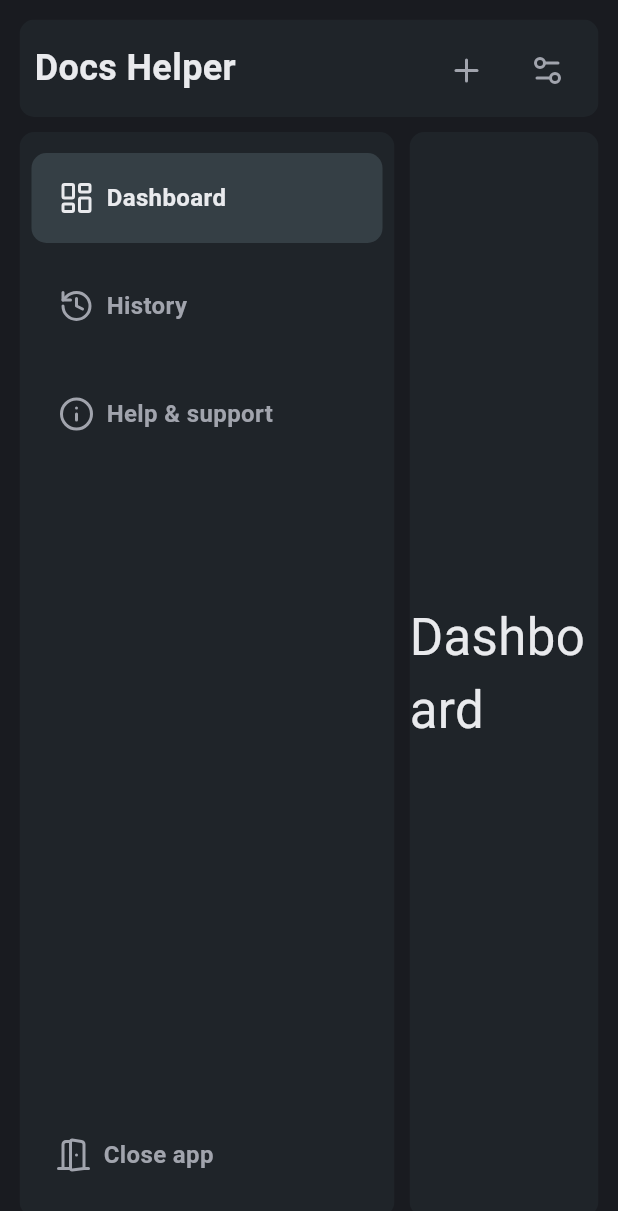
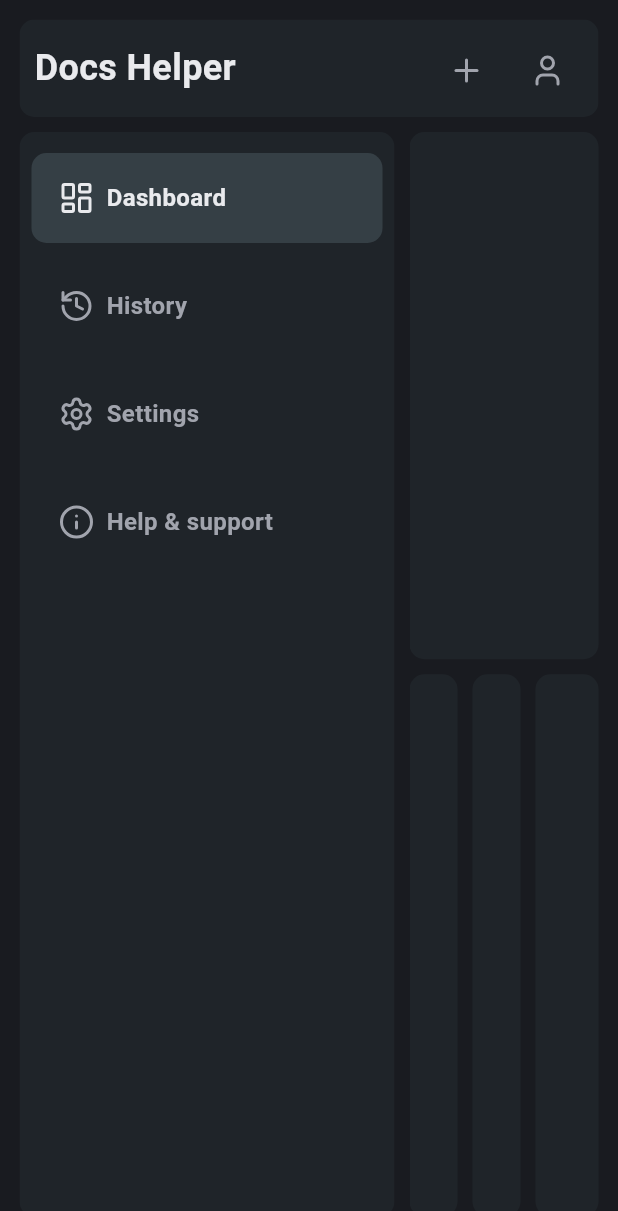
Before and after one commit to zxcBrawler/docs_helper, a Flutter app: the screen it shows after launch, on a phone screen of 412 x 824 dp. Shown: the top 1211 px of the screen. Run offline on Flutter 3.47's test engine with Material 3 defaults, Android fonts, the phone set to English and light mode, and no system bars; our stand-ins replace go_router, lucide_icons.

Commit message:
fixed navigation, sdded new screens

```diff
--- a/lib/core/menu_items/main_menu_items.dart
+++ b/lib/core/menu_items/main_menu_items.dart
@@ -4,8 +4,7 @@ import 'package:docs_helper/config/colors/colors.dart';
 import 'package:docs_helper/core/routes/routes.dart';
 import 'package:lucide_icons/lucide_icons.dart';
 
-List<Map<String, dynamic>> menuItems() {
-  return [
+List<Map<String, dynamic>> menuItems = [
   {
     'title': 'Dashboard',
     'icon': LucideIcons.layoutDashboard,
@@ -17,12 +16,16 @@ List<Map<String, dynamic>> menuItems() {
     'route': AppPages.history.path,
   },
   {
+    'title': 'Settings',
+    'icon': LucideIcons.settings,
+    'route': AppPages.settings.path,
+  },
+  {
     'title': 'Help & support',
     'icon': LucideIcons.info,
     'route': AppPages.help.path,
   },
 ];
-}
 
 Color applyMenuItemStyle(bool isSelected, bool isHovered) {
   return isSelected
--- a/lib/core/routes/app_router.dart
+++ b/lib/core/routes/app_router.dart
@@ -1,8 +1,11 @@
 import 'package:docs_helper/core/routes/routes.dart';
-import 'package:docs_helper/feature/presentation/ui/dashboard.dart';
-import 'package:docs_helper/feature/presentation/ui/desktop_layout.dart';
-import 'package:docs_helper/feature/presentation/ui/help.dart';
-import 'package:docs_helper/feature/presentation/ui/history.dart';
+import 'package:docs_helper/feature/presentation/ui/new_document_screen.dart';
+import 'package:docs_helper/feature/presentation/ui/pages/dashboard.dart';
+import 'package:docs_helper/feature/presentation/ui/main_screen.dart';
+import 'package:docs_helper/feature/presentation/ui/pages/help.dart';
+import 'package:docs_helper/feature/presentation/ui/pages/history.dart';
+import 'package:docs_helper/feature/presentation/ui/pages/settings.dart';
+import 'package:docs_helper/feature/presentation/ui/profle.dart';
 import 'package:flutter/material.dart';
 import 'package:go_router/go_router.dart';
 
@@ -13,27 +16,40 @@ final router = GoRouter(
   initialLocation: AppPages.dashboard.path,
   navigatorKey: _rootNavigatorKey,
   routes: [
+    GoRoute(
+      path: AppPages.newDocument.path,
+      name: AppPages.newDocument.name,
+      builder: (_, __) => const NewDocumentScreen(),
+    ),
+    GoRoute(
+      path: AppPages.profile.path,
+      name: AppPages.profile.name,
+      builder: (_, __) => const Profile(),
+    ),
     ShellRoute(
       navigatorKey: _shellNavigatorKey,
-      builder: (context, state, child) => DesktopLayout(child: child),
+      builder: (_, __, child) => MainScreen(child: child),
       routes: [
         GoRoute(
           path: AppPages.dashboard.path,
           name: AppPages.dashboard.name,
-          pageBuilder: (context, state) =>
-              const NoTransitionPage(child: Dashboard()),
+          pageBuilder: (_, __) => const NoTransitionPage(child: Dashboard()),
         ),
         GoRoute(
           path: AppPages.history.path,
           name: AppPages.history.name,
-          pageBuilder: (context, state) =>
-              const NoTransitionPage(child: History()),
+          pageBuilder: (_, __) => const NoTransitionPage(child: History()),
         ),
         GoRoute(
           path: AppPages.help.path,
           name: AppPages.help.name,
-          pageBuilder: (context, state) =>
+          pageBuilder: (_, __) =>
               const NoTransitionPage(child: HelpAndSupport()),
+        ),
+        GoRoute(
+          path: AppPages.settings.path,
+          name: AppPages.settings.name,
+          pageBuilder: (_, __) => const NoTransitionPage(child: Settings()),
         ),
       ],
     ),
--- a/lib/core/routes/routes.dart
+++ b/lib/core/routes/routes.dart
@@ -1,4 +1,4 @@
-enum AppPages { main, mainContent, dashboard, history, help }
+enum AppPages { main, dashboard, history, help, settings, newDocument, profile }
 
 extension AppPageExtension on AppPages {
   String get path {
@@ -11,8 +11,12 @@ extension AppPageExtension on AppPages {
         return '/help';
       case AppPages.main:
         return '/';
-      case AppPages.mainContent:
-        return '/mainContent';
+      case AppPages.settings:
+        return '/settings';
+      case AppPages.newDocument:
+        return '/newDocument';
+      case AppPages.profile:
+        return '/profile';
     }
   }
 }
@@ -28,8 +32,13 @@ extension AppPageExtensionRouteName on AppPages {
         return 'Help & support';
       case AppPages.main:
         return 'Main';
-      case AppPages.mainContent:
-        return 'MainContent';
+
+      case AppPages.settings:
+        return 'Settings';
+      case AppPages.newDocument:
+        return 'Add new document';
+      case AppPages.profile:
+        return 'Profile';
     }
   }
 }
--- a/lib/feature/app.dart
+++ b/lib/feature/app.dart
@@ -12,6 +12,7 @@ class _MainAppState extends State<MainApp> {
   @override
   Widget build(BuildContext context) {
     return MaterialApp.router(
+      theme: ThemeData.dark(),
       debugShowCheckedModeBanner: false,
       routerDelegate: router.routerDelegate,
       routeInformationParser: router.routeInformationParser,
--- a/lib/feature/presentation/ui/dashboard.dart
+++ /dev/null
@@ -1,20 +0,0 @@
-import 'package:docs_helper/config/colors/colors.dart';
-import 'package:flutter/material.dart';
-
-class Dashboard extends StatefulWidget {
-  const Dashboard({super.key});
-
-  @override
-  State<Dashboard> createState() => _DashboardState();
-}
-
-class _DashboardState extends State<Dashboard> {
-  @override
-  Widget build(BuildContext context) {
-    return const Center(
-        child: Text(
-      'Dashboard',
-      style: TextStyle(color: AppColor.textColor, fontSize: 34),
-    ));
-  }
-}
--- a/lib/feature/presentation/ui/desktop_layout.dart
+++ b/lib/feature/presentation/ui/main_screen.dart
@@ -1,19 +1,18 @@
 import 'package:docs_helper/config/app_constants.dart';
 import 'package:docs_helper/config/colors/colors.dart';
 import 'package:docs_helper/feature/presentation/widget/left_navigation_widget.dart';
-import 'package:docs_helper/feature/presentation/widget/main_content_widget.dart';
 import 'package:docs_helper/feature/presentation/widget/top_panel_widget.dart';
 import 'package:flutter/material.dart';
 
-class DesktopLayout extends StatefulWidget {
+class MainScreen extends StatefulWidget {
   final Widget child;
-  const DesktopLayout({super.key, required this.child});
+  const MainScreen({super.key, required this.child});
 
   @override
-  State<DesktopLayout> createState() => _DesktopLayoutState();
+  State<MainScreen> createState() => _MainScreenState();
 }
 
-class _DesktopLayoutState extends State<DesktopLayout> {
+class _MainScreenState extends State<MainScreen> {
   @override
   Widget build(BuildContext context) {
     return Scaffold(
@@ -30,7 +29,11 @@ class _DesktopLayoutState extends State<DesktopLayout> {
                   const SizedBox(
                     width: 10,
                   ),
-                  Expanded(child: MainContentWidget(child: widget.child))
+                  Expanded(
+                    child: Container(
+                      child: widget.child,
+                    ),
+                  )
                 ],
               ),
             ),
--- /dev/null
+++ b/lib/feature/presentation/ui/pages/dashboard.dart
@@ -0,0 +1,74 @@
+import 'package:docs_helper/config/app_constants.dart';
+import 'package:docs_helper/config/colors/colors.dart';
+import 'package:flutter/material.dart';
+
+class Dashboard extends StatefulWidget {
+  const Dashboard({super.key});
+
+  @override
+  State<Dashboard> createState() => _DashboardState();
+}
+
+class _DashboardState extends State<Dashboard> {
+  @override
+  Widget build(BuildContext context) {
+    return Scrollbar(
+      child: Column(
+        children: [
+          Expanded(
+              child: Row(
+            children: [
+              Expanded(
+                child: Padding(
+                  padding: const EdgeInsets.only(bottom: 10),
+                  child: Container(
+                    decoration: const BoxDecoration(
+                      color: AppColor.secondaryBackground,
+                      borderRadius: AppConstants.deaultElementBorderRadius,
+                    ),
+                  ),
+                ),
+              ),
+            ],
+          )),
+          Expanded(
+            child: Row(
+              children: [
+                Expanded(
+                  child: Padding(
+                    padding: const EdgeInsets.only(right: 10),
+                    child: Container(
+                      decoration: const BoxDecoration(
+                        color: AppColor.secondaryBackground,
+                        borderRadius: AppConstants.deaultElementBorderRadius,
+                      ),
+                    ),
+                  ),
+                ),
+                Expanded(
+                  child: Padding(
+                    padding: const EdgeInsets.only(right: 10),
+                    child: Container(
+                      decoration: const BoxDecoration(
+                        color: AppColor.secondaryBackground,
+                        borderRadius: AppConstants.deaultElementBorderRadius,
+                      ),
+                    ),
+                  ),
+                ),
+                Expanded(
+                  child: Container(
+                    decoration: const BoxDecoration(
+                      color: AppColor.secondaryBackground,
+                      borderRadius: AppConstants.deaultElementBorderRadius,
+                    ),
+                  ),
+                ),
+              ],
+            ),
+          ),
+        ],
+      ),
+    );
+  }
+}
--- a/lib/feature/presentation/ui/help.dart
+++ b/lib/feature/presentation/ui/pages/help.dart
@@ -11,8 +11,8 @@ class HelpAndSupport extends StatefulWidget {
 class _HelpAndSupportState extends State<HelpAndSupport> {
   @override
   Widget build(BuildContext context) {
-    return const Center(
-        child: Text('HelpAndSupport',
-            style: TextStyle(color: AppColor.textColor, fontSize: 34)));
+    return Container(
+      color: AppColor.secondaryBackground,
+    );
   }
 }
--- a/lib/feature/presentation/ui/history.dart
+++ b/lib/feature/presentation/ui/pages/history.dart
@@ -11,8 +11,8 @@ class History extends StatefulWidget {
 class _HistoryState extends State<History> {
   @override
   Widget build(BuildContext context) {
-    return const Center(
-        child: Text('History',
-            style: TextStyle(color: AppColor.textColor, fontSize: 34)));
+    return Container(
+      color: AppColor.mainAccentColor,
+    );
   }
 }
--- /dev/null
+++ b/lib/feature/presentation/ui/pages/settings.dart
@@ -0,0 +1,18 @@
+import 'package:docs_helper/config/colors/colors.dart';
+import 'package:flutter/material.dart';
+
+class Settings extends StatefulWidget {
+  const Settings({super.key});
+
+  @override
+  State<Settings> createState() => _SettingsState();
+}
+
+class _SettingsState extends State<Settings> {
+  @override
+  Widget build(BuildContext context) {
+    return Container(
+      color: AppColor.secondaryBackground,
+    );
+  }
+}
--- a/lib/feature/presentation/widget/left_navigation_widget.dart
+++ b/lib/feature/presentation/widget/left_navigation_widget.dart
@@ -3,7 +3,6 @@ import 'package:docs_helper/config/colors/colors.dart';
 import 'package:docs_helper/core/menu_items/main_menu_items.dart';
 import 'package:docs_helper/core/routes/app_router.dart';
 import 'package:flutter/material.dart';
-import 'package:lucide_icons/lucide_icons.dart';
 
 class LeftNavigationPanel extends StatefulWidget {
   const LeftNavigationPanel({super.key});
@@ -29,7 +28,7 @@ class _LeftNavigationPanelState extends State<LeftNavigationPanel> {
             children: [
               Expanded(
                 child: ListView.builder(
-                  itemCount: menuItems().length,
+                  itemCount: menuItems.length,
                   itemBuilder: (context, index) {
                     final isSelected = index == _selectedIndex;
                     final isHovered = index == _hoveredIndex;
@@ -41,7 +40,7 @@ class _LeftNavigationPanelState extends State<LeftNavigationPanel> {
                         child: GestureDetector(
                           onTap: () => setState(() {
                             _selectedIndex = index;
-                            router.go(menuItems()[index]['route']);
+                            router.go(menuItems[index]['route']);
                           }),
                           child: Container(
                             decoration: BoxDecoration(
@@ -59,13 +58,13 @@ class _LeftNavigationPanelState extends State<LeftNavigationPanel> {
                                 Padding(
                                   padding: const EdgeInsets.all(8.0),
                                   child: Icon(
-                                    menuItems()[index]['icon'],
+                                    menuItems[index]['icon'],
                                     color: applyMenuItemStyle(
                                         isSelected, isHovered),
                                   ),
                                 ),
                                 Text(
-                                  menuItems()[index]['title'],
+                                  menuItems[index]['title'],
                                   style: TextStyle(
                                     fontSize: 16,
                                     fontWeight: FontWeight.bold,
@@ -82,31 +81,6 @@ class _LeftNavigationPanelState extends State<LeftNavigationPanel> {
                   },
                 ),
               ),
-              const Spacer(),
-              const Padding(
-                padding: EdgeInsets.all(8.0),
-                child: SizedBox(
-                  height: 50,
-                  child: Row(
-                    children: [
-                      Padding(
-                        padding: EdgeInsets.all(8.0),
-                        child: Icon(
-                          LucideIcons.doorOpen,
-                          color: AppColor.iconColor,
-                        ),
-                      ),
-                      Text(
-                        "Close app",
-                        style: TextStyle(
-                            fontSize: 16,
-                            color: AppColor.iconColor,
-                            fontWeight: FontWeight.bold),
-                      )
-                    ],
-                  ),
-                ),
-              ),
             ],
           ),
         ),
--- a/lib/feature/presentation/widget/main_content_widget.dart
+++ /dev/null
@@ -1,25 +0,0 @@
-import 'package:docs_helper/config/app_constants.dart';
-import 'package:docs_helper/config/colors/colors.dart';
-import 'package:flutter/material.dart';
-
-class MainContentWidget extends StatefulWidget {
-  final String? location;
-  final Widget? child;
-  const MainContentWidget({super.key, this.location, this.child});
-
-  @override
-  State<MainContentWidget> createState() => _MainContentWidgetState();
-}
-
-class _MainContentWidgetState extends State<MainContentWidget> {
-  @override
-  Widget build(BuildContext context) {
-    return ClipRRect(
-      borderRadius: AppConstants.deaultElementBorderRadius,
-      child: Container(
-        color: AppColor.secondaryBackground,
-        child: widget.child,
-      ),
-    );
-  }
-}
--- a/lib/feature/presentation/widget/top_panel_widget.dart
+++ b/lib/feature/presentation/widget/top_panel_widget.dart
@@ -1,6 +1,8 @@
 import 'package:docs_helper/config/app_constants.dart';
 import 'package:docs_helper/config/colors/colors.dart';
 import 'package:docs_helper/core/custom_widgets/basic_icon_button.dart';
+import 'package:docs_helper/core/routes/app_router.dart';
+import 'package:docs_helper/core/routes/routes.dart';
 import 'package:flutter/material.dart';
 import 'package:lucide_icons/lucide_icons.dart';
 
@@ -49,12 +51,16 @@ class _TopBarWidgetState extends State<TopBarWidget> {
                       children: [
                         BasicIconButton(
                             icon: const Icon(LucideIcons.plus),
-                            onPressed: () {},
+                            onPressed: () {
+                              router.push(AppPages.newDocument.path);
+                            },
                             tooltip: 'Add new document'),
                         BasicIconButton(
-                            icon: const Icon(LucideIcons.settings2),
-                            onPressed: () {},
-                            tooltip: 'Settings'),
+                            icon: const Icon(LucideIcons.user),
+                            onPressed: () {
+                              router.push(AppPages.profile.path);
+                            },
+                            tooltip: 'Profile'),
                       ],
                     ),
                   ],
--- a/pubspec.yaml
+++ b/pubspec.yaml
@@ -7,6 +7,7 @@ environment:
   sdk: '>=3.4.0 <4.0.0'
 
 dependencies:
+  fl_chart: ^1.0.0
   flutter:
     sdk: flutter
   go_router: ^15.1.3
```
Also changed, not shown: lib/feature/presentation/ui/mobile_layout.dart (deleted, +0 -30 lines), lib/feature/presentation/ui/new_document_screen.dart (added, +33 -0 lines), lib/feature/presentation/ui/profle.dart (added, +33 -0 lines), pubspec.lock. Lines whose indentation alone changed are shown as unchanged.
